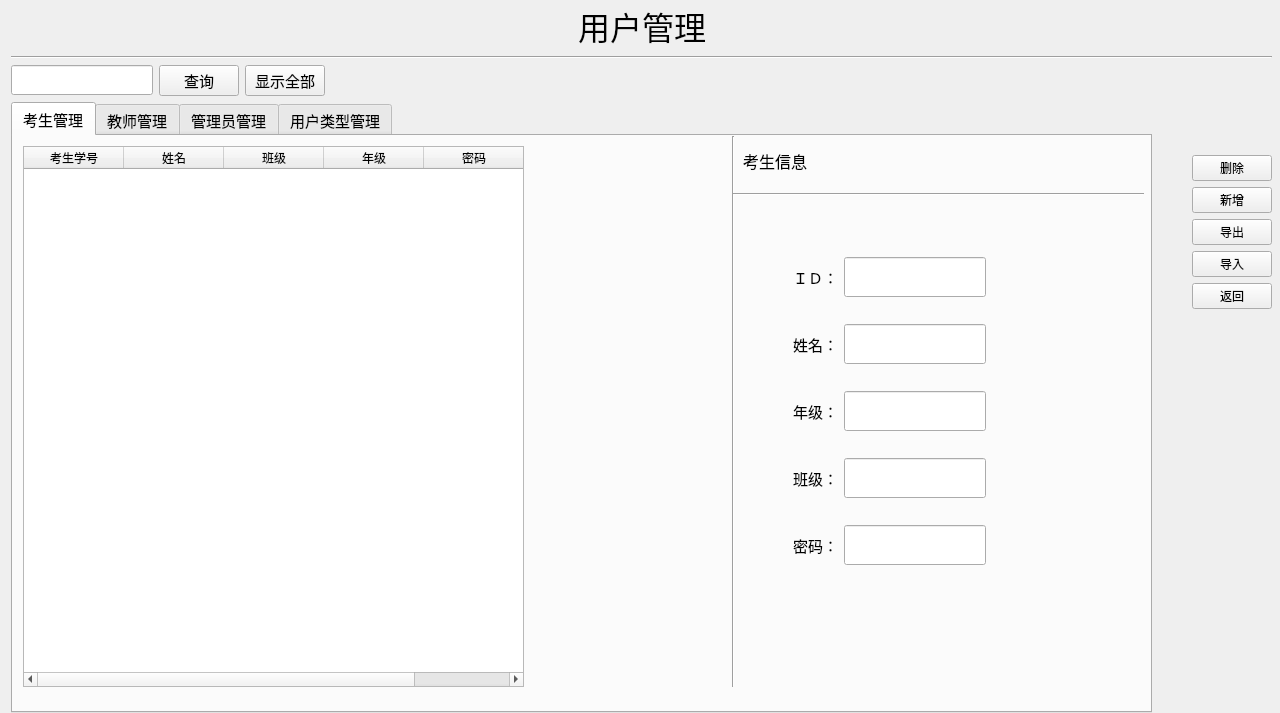
First picture: the form in server/MemberManageUI.ui, repository AlanForeverAi/Exams, before the edit.
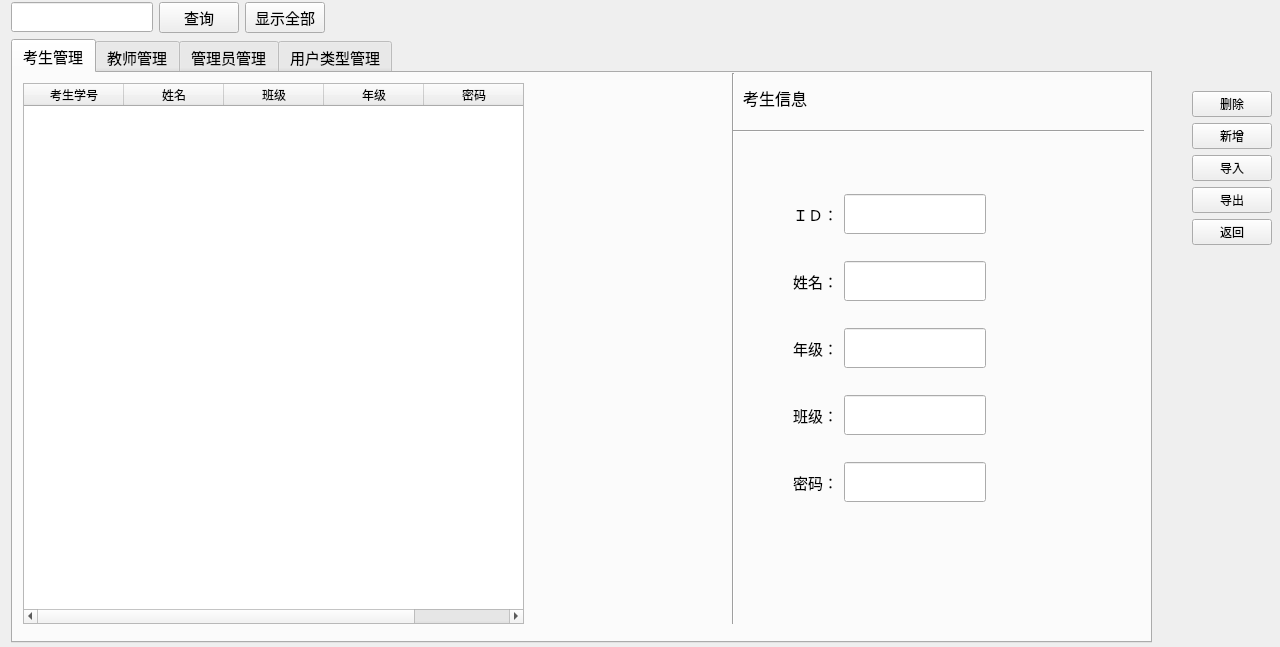
Second picture: the form after the edit.

Commit message:
添加试卷管理，用于设置试卷的考生
1.初步试卷管理
2.修改部分界面
3.修改一些导出导入为csv文件，而不是txt

```diff
--- a/server/MemberManageUI.ui
+++ b/server/MemberManageUI.ui
@@ -7,7 +7,7 @@
     <x>0</x>
     <y>0</y>
     <width>1280</width>
-    <height>713</height>
+    <height>647</height>
    </rect>
   </property>
   <property name="font">
@@ -25,60 +25,10 @@
      <x>11</x>
      <y>2</y>
      <width>1261</width>
-     <height>711</height>
+     <height>641</height>
     </rect>
    </property>
    <layout class="QVBoxLayout" name="verticalLayout_5">
-    <item>
-     <layout class="QHBoxLayout" name="horizontalLayout_2">
-      <item>
-       <spacer name="horizontalSpacer_3">
-        <property name="orientation">
-         <enum>Qt::Horizontal</enum>
-        </property>
-        <property name="sizeHint" stdset="0">
-         <size>
-          <width>17</width>
-          <height>20</height>
-         </size>
-        </property>
-       </spacer>
-      </item>
-      <item>
-       <widget class="QLabel" name="label_2">
-        <property name="font">
-         <font>
-          <family>微软雅黑</family>
-          <pointsize>24</pointsize>
-         </font>
-        </property>
-        <property name="text">
-         <string>用户管理</string>
-        </property>
-       </widget>
-      </item>
-      <item>
-       <spacer name="horizontalSpacer_5">
-        <property name="orientation">
-         <enum>Qt::Horizontal</enum>
-        </property>
-        <property name="sizeHint" stdset="0">
-         <size>
-          <width>17</width>
-          <height>20</height>
-         </size>
-        </property>
-       </spacer>
-      </item>
-     </layout>
-    </item>
-    <item>
-     <widget class="Line" name="line_3">
-      <property name="orientation">
-       <enum>Qt::Horizontal</enum>
-      </property>
-     </widget>
-    </item>
     <item>
      <layout class="QHBoxLayout" name="horizontalLayout_3">
       <item>
@@ -1290,31 +1240,6 @@
           </property>
          </widget>
         </item>
-        <item>
-         <widget class="QPushButton" name="pushButton_export">
-          <property name="sizePolicy">
-           <sizepolicy hsizetype="Fixed" vsizetype="Fixed">
-            <horstretch>0</horstretch>
-            <verstretch>0</verstretch>
-           </sizepolicy>
-          </property>
-          <property name="minimumSize">
-           <size>
-            <width>0</width>
-            <height>0</height>
-           </size>
-          </property>
-          <property name="font">
-           <font>
-            <family>SimSun-ExtB</family>
-            <pointsize>9</pointsize>
-           </font>
-          </property>
-          <property name="text">
-           <string>导出</string>
-          </property>
-         </widget>
-        </item>
         <item>
          <widget class="QPushButton" name="pushButton_import">
           <property name="sizePolicy">
@@ -1340,6 +1265,31 @@
           </property>
          </widget>
         </item>
+        <item>
+         <widget class="QPushButton" name="pushButton_export">
+          <property name="sizePolicy">
+           <sizepolicy hsizetype="Fixed" vsizetype="Fixed">
+            <horstretch>0</horstretch>
+            <verstretch>0</verstretch>
+           </sizepolicy>
+          </property>
+          <property name="minimumSize">
+           <size>
+            <width>0</width>
+            <height>0</height>
+           </size>
+          </property>
+          <property name="font">
+           <font>
+            <family>SimSun-ExtB</family>
+            <pointsize>9</pointsize>
+           </font>
+          </property>
+          <property name="text">
+           <string>导出</string>
+          </property>
+         </widget>
+        </item>
         <item>
          <widget class="QPushButton" name="pushButton_back">
           <property name="sizePolicy">
```
The commit also changes 30 other files.
